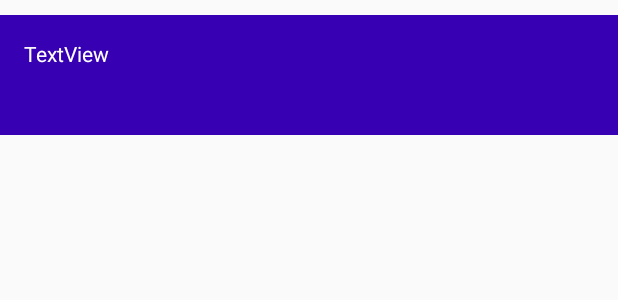
After one commit to xlcod/AndroidTareasNew, an Android app: the layout favorite_item.xml on its own in the app's theme, with its tools: preview values and no code run, on a phone screen of 412 x 824 dp. The commit adds this screen. Shown: the top 300 px of the screen. Run offline under Robolectric (Android 15) with nearby library versions, the phone set to English and light mode, and no system bars.

Commit message:
cambio de rama

```diff
--- a/app/build.gradle
+++ b/app/build.gradle
@@ -3,6 +3,8 @@ apply plugin: 'com.android.application'
 apply plugin: 'kotlin-android'
 
 apply plugin: 'kotlin-android-extensions'
+
+apply plugin: 'kotlin-kapt'
 
 android {
     compileSdkVersion 29
@@ -58,6 +60,9 @@ dependencies {
     implementation 'org.jetbrains.kotlinx:kotlinx-coroutines-android:1.1.1'
     implementation 'com.squareup.retrofit2:retrofit:2.6.0'
     implementation 'com.squareup.retrofit2:converter-moshi:2.6.0'
+    implementation "androidx.room:room-runtime:2.2.1"
+    implementation "androidx.room:room-ktx:2.2.1"
+    kapt "androidx.room:room-compiler:2.2.1"
 
 
 }
--- /dev/null
+++ b/app/src/main/java/com/pernas/miapp/model/MovieFavDataClass.kt
@@ -0,0 +1,3 @@
+package com.pernas.miapp.model
+
+data class MovieFavDataClass (val title: String, val genre:String,val year: String, val rating: Double)
--- a/app/src/main/java/com/pernas/miapp/ui/MovieDetail/MovieDetailPresenter.kt
+++ b/app/src/main/java/com/pernas/miapp/ui/MovieDetail/MovieDetailPresenter.kt
@@ -20,6 +20,7 @@ class MovieDetailPresenter(val view: MovieDetailView) {
             withContext(Dispatchers.Main) {
                 if (response.isSuccessful) {
                     view.showMovieDetail(response.body()!!)
+                    view.sendFavorites(response.body()!!,movieId)
                 } else {
                     Log.e("MovieDetailPresenter","Call failed")
                 }
@@ -29,5 +30,6 @@ class MovieDetailPresenter(val view: MovieDetailView) {
 
     interface MovieDetailView {
         fun showMovieDetail(detailList: MovieDetail)
+        fun sendFavorites(detailList: MovieDetail,movieid: Int)
     }
 }
--- /dev/null
+++ b/app/src/main/java/com/pernas/miapp/ui/Profile/profilePresenter.kt
@@ -0,0 +1 @@
+package com.pernas.miapp.ui.Profile
--- /dev/null
+++ b/app/src/main/res/layout/favorite_item.xml
@@ -0,0 +1,20 @@
+<?xml version="1.0" encoding="utf-8"?>
+<LinearLayout
+    xmlns:android="http://schemas.android.com/apk/res/android"
+    xmlns:tools="http://schemas.android.com/tools"
+    android:layout_width="match_parent"
+    android:layout_height="100dp"
+    android:gravity="center_vertical"
+    android:orientation="vertical"
+    android:background="?selectableItemBackground">
+
+    <TextView
+        android:id="@+id/favoriteItem"
+        android:layout_width="match_parent"
+        android:layout_height="80dp"
+        android:background="@color/design_default_color_primary_dark"
+        android:padding="16dp"
+        android:textColor="@color/cardview_light_background"
+        tools:text="TextView" />
+
+</LinearLayout>
--- a/app/src/main/res/layout/fragment_details_movie.xml
+++ b/app/src/main/res/layout/fragment_details_movie.xml
@@ -117,14 +117,14 @@
         android:layout_width="wrap_content"
         android:layout_height="wrap_content"
         app:layout_constraintBottom_toBottomOf="@+id/imageView2"
-        app:layout_constraintEnd_toStartOf="@+id/imageView4"
+        app:layout_constraintEnd_toStartOf="@+id/favorites_icon"
         app:layout_constraintHorizontal_bias="0.5"
         app:layout_constraintStart_toEndOf="@+id/imageView2"
         app:layout_constraintTop_toTopOf="@+id/imageView2"
         app:srcCompat="@android:drawable/ic_menu_add" />
 
     <ImageView
-        android:id="@+id/imageView4"
+        android:id="@+id/favorites_icon"
         android:layout_width="wrap_content"
         android:layout_height="wrap_content"
         app:layout_constraintBottom_toBottomOf="@+id/imageView3"
```
Also changed, not shown: app/src/main/java/com/pernas/miapp/data/Local/AppDatabase.kt (added, +18 -0 lines), app/src/main/java/com/pernas/miapp/data/Local/MovieData.kt (added, +14 -0 lines), app/src/main/java/com/pernas/miapp/data/Local/MoviesDao.kt (added, +20 -0 lines), app/src/main/java/com/pernas/miapp/ui/Favorites/FavoritesAdapter.kt (added, +53 -0 lines), app/src/main/java/com/pernas/miapp/ui/Favorites/FavoritesFragment.kt (+35 -2 lines), app/src/main/java/com/pernas/miapp/ui/Favorites/FavoritesPresenter.kt (added, +16 -0 lines), app/src/main/java/com/pernas/miapp/ui/MovieDetail/MovieDetailActivity.kt (+28 -4 lines), app/src/main/res/layout/fragment_favorites.xml (+11 -8 lines), 1 other file.
